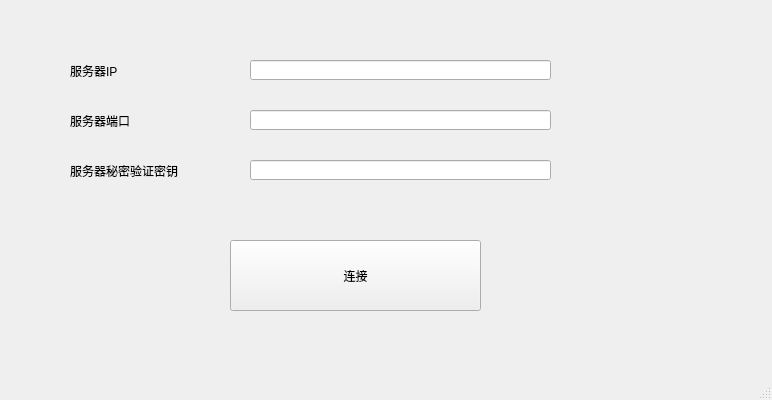
Lynnette177/Remote-screen-monitor, file intro_window.ui: the form before one commit.
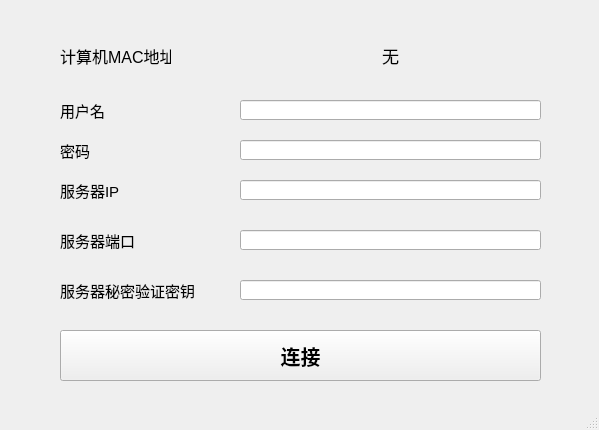
The form after the commit.

Commit message: 登录窗口新增选项、美化UI，增加注释

What changed in the file:
```diff
--- a/intro_window.ui
+++ b/intro_window.ui
@@ -6,8 +6,8 @@
    <rect>
     <x>0</x>
     <y>0</y>
-    <width>772</width>
-    <height>400</height>
+    <width>599</width>
+    <height>430</height>
    </rect>
   </property>
   <property name="windowTitle">
@@ -17,12 +17,17 @@
    <widget class="QLabel" name="label">
     <property name="geometry">
      <rect>
-      <x>70</x>
-      <y>60</y>
+      <x>60</x>
+      <y>180</y>
       <width>71</width>
       <height>21</height>
      </rect>
     </property>
+    <property name="font">
+     <font>
+      <pointsize>11</pointsize>
+     </font>
+    </property>
     <property name="text">
      <string>服务器IP</string>
     </property>
@@ -30,12 +35,17 @@
    <widget class="QLabel" name="label_2">
     <property name="geometry">
      <rect>
-      <x>70</x>
-      <y>110</y>
+      <x>60</x>
+      <y>230</y>
       <width>141</width>
       <height>21</height>
      </rect>
     </property>
+    <property name="font">
+     <font>
+      <pointsize>11</pointsize>
+     </font>
+    </property>
     <property name="text">
      <string>服务器端口</string>
     </property>
@@ -43,12 +53,17 @@
    <widget class="QLabel" name="label_3">
     <property name="geometry">
      <rect>
-      <x>70</x>
-      <y>160</y>
+      <x>60</x>
+      <y>280</y>
       <width>171</width>
       <height>21</height>
      </rect>
     </property>
+    <property name="font">
+     <font>
+      <pointsize>11</pointsize>
+     </font>
+    </property>
     <property name="text">
      <string>服务器秘密验证密钥</string>
     </property>
@@ -56,46 +71,184 @@
    <widget class="QLineEdit" name="lineEdit">
     <property name="geometry">
      <rect>
-      <x>250</x>
-      <y>60</y>
+      <x>240</x>
+      <y>180</y>
       <width>301</width>
       <height>20</height>
      </rect>
     </property>
+    <property name="font">
+     <font>
+      <pointsize>10</pointsize>
+     </font>
+    </property>
    </widget>
    <widget class="QLineEdit" name="lineEdit_2">
     <property name="geometry">
      <rect>
-      <x>250</x>
-      <y>160</y>
+      <x>240</x>
+      <y>280</y>
       <width>301</width>
       <height>20</height>
      </rect>
     </property>
+    <property name="font">
+     <font>
+      <pointsize>10</pointsize>
+     </font>
+    </property>
    </widget>
    <widget class="QLineEdit" name="lineEdit_3">
     <property name="geometry">
      <rect>
-      <x>250</x>
-      <y>110</y>
+      <x>240</x>
+      <y>230</y>
       <width>301</width>
       <height>20</height>
      </rect>
     </property>
+    <property name="font">
+     <font>
+      <pointsize>10</pointsize>
+     </font>
+    </property>
    </widget>
    <widget class="QPushButton" name="pushButton">
     <property name="geometry">
      <rect>
-      <x>230</x>
-      <y>240</y>
-      <width>251</width>
-      <height>71</height>
+      <x>60</x>
+      <y>330</y>
+      <width>481</width>
+      <height>51</height>
      </rect>
     </property>
+    <property name="font">
+     <font>
+      <family>Arial Black</family>
+      <pointsize>15</pointsize>
+      <weight>75</weight>
+      <italic>false</italic>
+      <bold>true</bold>
+      <underline>false</underline>
+      <kerning>true</kerning>
+     </font>
+    </property>
     <property name="text">
      <string>连接</string>
     </property>
    </widget>
+   <widget class="QLineEdit" name="lineEdit_4">
+    <property name="geometry">
+     <rect>
+      <x>240</x>
+      <y>140</y>
+      <width>301</width>
+      <height>20</height>
+     </rect>
+    </property>
+    <property name="font">
+     <font>
+      <pointsize>10</pointsize>
+     </font>
+    </property>
+   </widget>
+   <widget class="QLineEdit" name="lineEdit_5">
+    <property name="geometry">
+     <rect>
+      <x>240</x>
+      <y>100</y>
+      <width>301</width>
+      <height>20</height>
+     </rect>
+    </property>
+    <property name="font">
+     <font>
+      <pointsize>10</pointsize>
+     </font>
+    </property>
+   </widget>
+   <widget class="QLabel" name="userinput">
+    <property name="geometry">
+     <rect>
+      <x>60</x>
+      <y>100</y>
+      <width>71</width>
+      <height>21</height>
+     </rect>
+    </property>
+    <property name="font">
+     <font>
+      <pointsize>11</pointsize>
+     </font>
+    </property>
+    <property name="text">
+     <string>用户名</string>
+    </property>
+   </widget>
+   <widget class="QLabel" name="passinput">
+    <property name="geometry">
+     <rect>
+      <x>60</x>
+      <y>140</y>
+      <width>71</width>
+      <height>21</height>
+     </rect>
+    </property>
+    <property name="font">
+     <font>
+      <pointsize>11</pointsize>
+     </font>
+    </property>
+    <property name="text">
+     <string>密码</string>
+    </property>
+   </widget>
+   <widget class="QLabel" name="label_4">
+    <property name="geometry">
+     <rect>
+      <x>60</x>
+      <y>40</y>
+      <width>111</width>
+      <height>31</height>
+     </rect>
+    </property>
+    <property name="font">
+     <font>
+      <pointsize>12</pointsize>
+      <stylestrategy>PreferDefault</stylestrategy>
+     </font>
+    </property>
+    <property name="text">
+     <string>计算机MAC地址</string>
+    </property>
+   </widget>
+   <widget class="QLabel" name="MacGoesHere">
+    <property name="geometry">
+     <rect>
+      <x>240</x>
+      <y>40</y>
+      <width>301</width>
+      <height>31</height>
+     </rect>
+    </property>
+    <property name="font">
+     <font>
+      <pointsize>13</pointsize>
+     </font>
+    </property>
+    <property name="layoutDirection">
+     <enum>Qt::LeftToRight</enum>
+    </property>
+    <property name="autoFillBackground">
+     <bool>false</bool>
+    </property>
+    <property name="text">
+     <string>无</string>
+    </property>
+    <property name="alignment">
+     <set>Qt::AlignCenter</set>
+    </property>
+   </widget>
   </widget>
   <widget class="QMenuBar" name="menubar">
    <property name="geometry">
```
Left out of the diff: 2 changed lines with no effect on the pictures. The commit also changes 5 other files.
